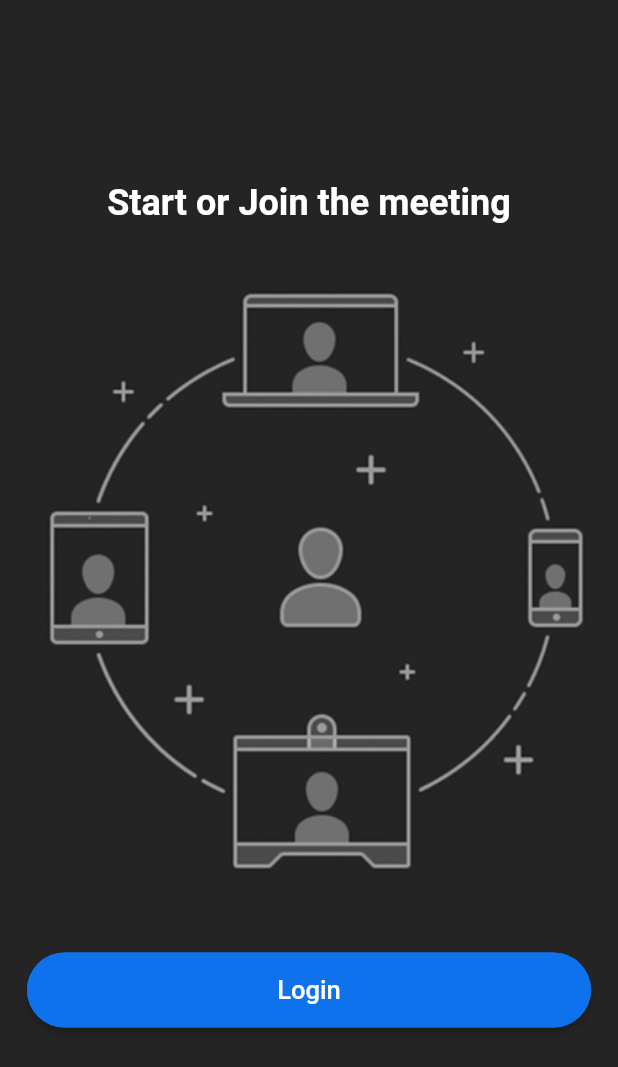
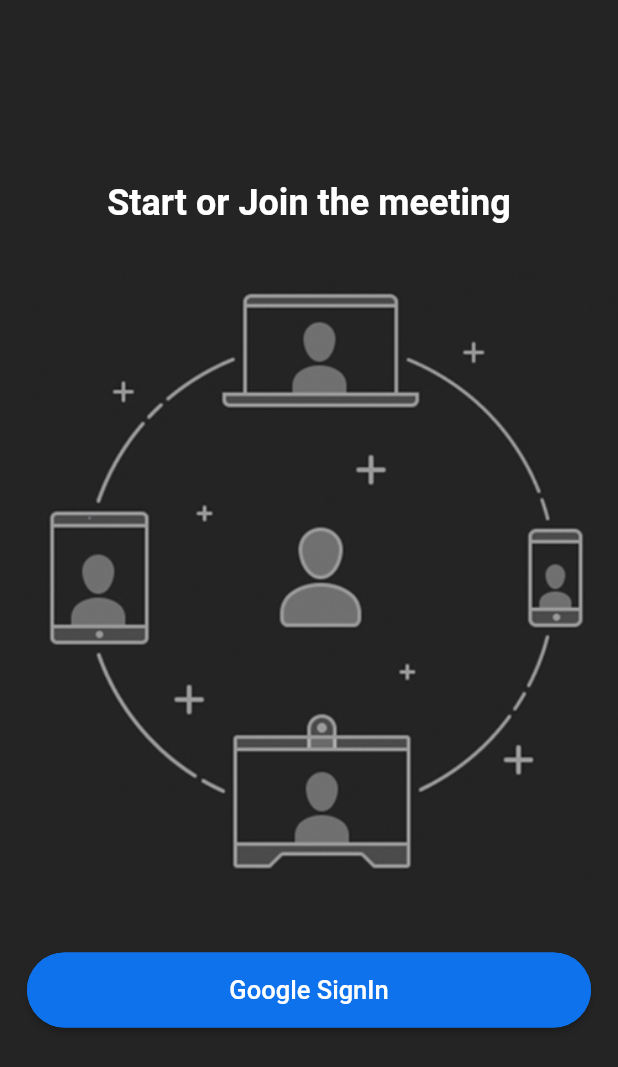
Before and after one commit to shamikaredkar/LiveBox-A-video-calling-app, a Flutter app: the screen it shows after launch, on a phone screen of 412 x 824 dp. Shown: the top 1067 px of the screen. Run offline on Flutter 3.47's test engine with Material 2 defaults, Android fonts, the phone set to English and light mode, and no system bars.

Commit message:
Login Screen updated

```diff
--- a/lib/screens/login_screen.dart
+++ b/lib/screens/login_screen.dart
@@ -23,7 +23,9 @@ class _LoginScreenState extends State<LoginScreen> {
           Padding(padding: const EdgeInsets.symmetric(vertical: 28.0),
               child: Image.asset('assets/images/onboarding.jpg'),
           ),
-          const CustomButton(text: 'Login' ,),
+          CustomButton(text: 'Google SignIn',onPressed: (){
+
+          },),
         ],
       ) ,
     );
--- a/lib/widgets/custom_button.dart
+++ b/lib/widgets/custom_button.dart
@@ -3,15 +3,15 @@ import 'package:videocalling_finalproject/utils/colors.dart';
 
 class CustomButton extends StatelessWidget {
   final String text;
-  // final VoidCallback onPressed;
-  const CustomButton({Key? key, required this.text}) : super(key: key);
+  final VoidCallback onPressed;
+  const CustomButton({Key? key, required this.text, required this.onPressed}) : super(key: key);
 
 
   @override
   Widget build(BuildContext context) {
     return Padding(
       padding: const EdgeInsets.all(18.0),
-      child: ElevatedButton(onPressed: (){}, child: Text(text, style: const TextStyle(
+      child: ElevatedButton(onPressed: onPressed, child: Text(text, style: const TextStyle(
         fontSize: 17,
       )),
         style: ElevatedButton.styleFrom(
--- a/pubspec.yaml
+++ b/pubspec.yaml
@@ -37,6 +37,7 @@ dependencies:
   cloud_firestore: ^3.1.11
   permission_handler: ^9.2.0
   firebase_core: ^1.14.0
+  firebase_auth: ^3.3.14
 
 dev_dependencies:
   flutter_test:
```
Also changed, not shown: pubspec.lock.
